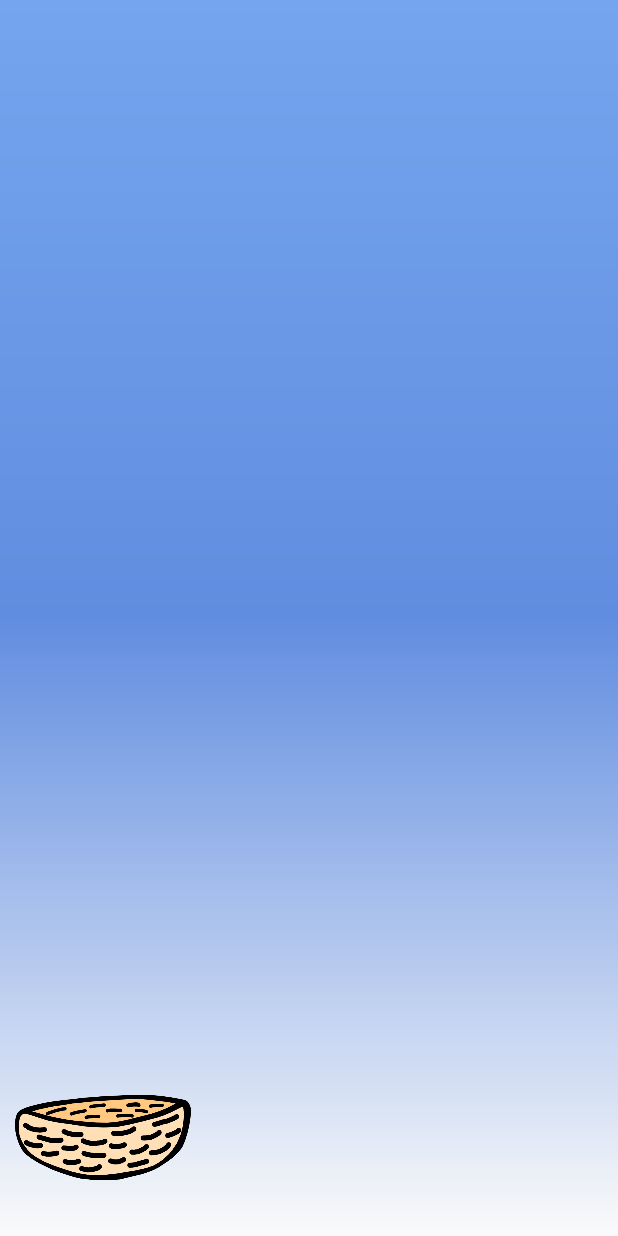
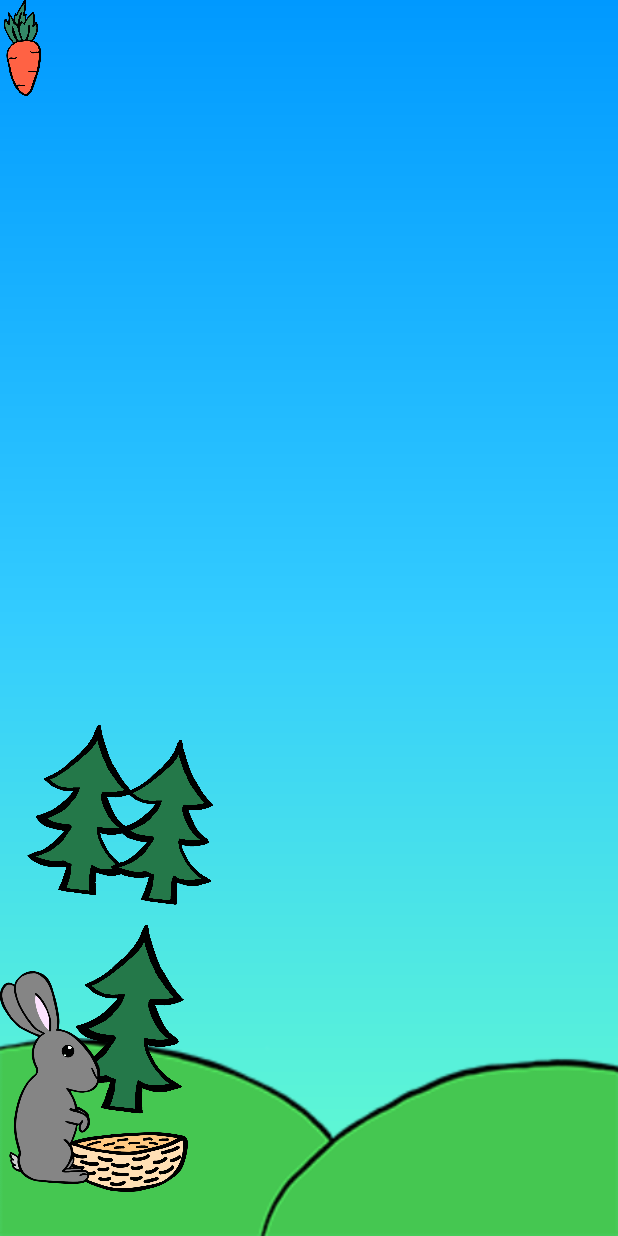
Before and after one commit to Louxis/MillysAdventures, an Android app: the layout activity_falling_carrots.xml on its own in the app's theme, with its tools: preview values and no code run, on a phone screen of 412 x 824 dp. Run offline under Robolectric (Android 15) with nearby library versions, the phone set to English and light mode, and no system bars.

Commit message:
Added more resources and added basic testing imageViews for carrot colision. Added new gradient. Cleaned FallingCarrots code.

```diff
--- a/app/src/main/res/drawable/backgroud_grad.xml
+++ b/app/src/main/res/drawable/backgroud_grad.xml
@@ -2,9 +2,9 @@
 <shape xmlns:android="http://schemas.android.com/apk/res/android"
     android:shape="rectangle">
     <gradient
-        android:startColor="#75a5ee"
-        android:centerColor="#618de0"
-
+        android:startColor="#0099ff"
+        android:centerColor="#33ccff"
+        android:endColor="#66ffcc"
         android:angle="270"
         android:type="linear"/>
 
--- a/app/src/main/res/layout/activity_falling_carrots.xml
+++ b/app/src/main/res/layout/activity_falling_carrots.xml
@@ -12,6 +12,7 @@
 
     <!-- This FrameLayout insets its children based on system windows using
          android:fitsSystemWindows. -->
+
     <android.support.constraint.ConstraintLayout
         android:id="@+id/fullscreen_content"
         android:layout_width="match_parent"
@@ -19,28 +20,109 @@
         android:visibility="visible">
 
         <ImageView
+            android:id="@+id/hillsImageView"
+            android:layout_width="match_parent"
+            android:layout_height="132dp"
+            android:background="@drawable/cm_hills80"
+            app:layout_constraintBottom_toBottomOf="parent"
+            app:layout_constraintEnd_toEndOf="parent"
+            app:layout_constraintHorizontal_bias="0.0"
+            app:layout_constraintStart_toStartOf="parent"
+            app:layout_constraintTop_toTopOf="parent"
+            app:layout_constraintVertical_bias="1.0" />
+
+        <ImageView
+            android:id="@+id/pine1ImageView"
+            android:layout_width="86dp"
+            android:layout_height="171dp"
+            android:layout_marginTop="8dp"
+            android:contentDescription="@string/pine1"
+            android:visibility="visible"
+            app:layout_constraintBottom_toBottomOf="parent"
+            app:layout_constraintEnd_toEndOf="parent"
+            app:layout_constraintHorizontal_bias="0.031"
+            app:layout_constraintStart_toStartOf="parent"
+            app:layout_constraintTop_toTopOf="parent"
+            app:layout_constraintVertical_bias="0.703"
+            app:srcCompat="@drawable/pinetree2" />
+
+        <ImageView
+            android:id="@+id/pine2ImageView"
+            android:layout_width="83dp"
+            android:layout_height="174dp"
+            android:layout_marginTop="8dp"
+            android:contentDescription="@string/pine2"
+            android:visibility="visible"
+            app:layout_constraintBottom_toBottomOf="parent"
+            app:layout_constraintEnd_toEndOf="parent"
+            app:layout_constraintHorizontal_bias="0.2"
+            app:layout_constraintStart_toStartOf="parent"
+            app:layout_constraintTop_toTopOf="parent"
+            app:layout_constraintVertical_bias="0.717"
+            app:srcCompat="@drawable/pinetree2" />
+
+        <ImageView
+            android:id="@+id/pine3ImageView"
+            android:layout_width="95dp"
+            android:layout_height="192dp"
+            android:layout_marginBottom="8dp"
+            android:layout_marginEnd="8dp"
+            android:layout_marginTop="8dp"
+            android:contentDescription="@string/pine3"
+            android:visibility="visible"
+            app:layout_constraintBottom_toBottomOf="parent"
+            app:layout_constraintEnd_toEndOf="parent"
+            app:layout_constraintHorizontal_bias="0.114"
+            app:layout_constraintStart_toStartOf="parent"
+            app:layout_constraintTop_toTopOf="parent"
+            app:layout_constraintVertical_bias="0.947"
+            app:srcCompat="@drawable/pinetree2" />
+        <ImageView
             android:id="@+id/basketImageView"
-            android:layout_width="117dp"
-            android:layout_height="71dp"
+            android:layout_width="82dp"
+            android:layout_height="41dp"
             android:layout_marginBottom="8dp"
+            android:layout_marginEnd="8dp"
+            android:layout_marginStart="8dp"
             android:layout_marginTop="8dp"
             android:contentDescription="@string/bunny_basket"
             android:scaleType="fitCenter"
             android:visibility="visible"
             app:layout_constraintBottom_toBottomOf="parent"
-            app:layout_constraintHorizontal_bias="0.033"
-            app:layout_constraintLeft_toLeftOf="parent"
-            app:layout_constraintRight_toRightOf="parent"
+            app:layout_constraintEnd_toEndOf="parent"
+            app:layout_constraintHorizontal_bias="0.113"
+            app:layout_constraintStart_toStartOf="parent"
             app:layout_constraintTop_toTopOf="parent"
-            app:layout_constraintVertical_bias="0.97"
+            app:layout_constraintVertical_bias="0.973"
             app:srcCompat="@drawable/basket80" />
+
+        <ImageView
+            android:id="@+id/bunny2ImageView"
+            android:layout_width="73dp"
+            android:layout_height="142dp"
+            android:layout_marginBottom="8dp"
+            android:layout_marginEnd="56dp"
+            android:layout_marginTop="8dp"
+            android:contentDescription="@string/bunny2"
+            app:layout_constraintBottom_toBottomOf="parent"
+            app:layout_constraintEnd_toEndOf="@+id/basketImageView"
+            app:layout_constraintTop_toTopOf="parent"
+            app:layout_constraintVertical_bias="0.96"
+            app:srcCompat="@drawable/bunny280" />
+
+        <ImageView
+            android:id="@+id/carrotImageView"
+            android:layout_width="30dp"
+            android:layout_height="64dp"
+            app:srcCompat="@drawable/carrot80"
+            tools:layout_editor_absoluteX="503dp"
+            tools:layout_editor_absoluteY="279dp" />
     </android.support.constraint.ConstraintLayout>
 
     <FrameLayout
         android:layout_width="match_parent"
         android:layout_height="match_parent"
-        android:fitsSystemWindows="true"
-        android:visibility="invisible">
+        android:fitsSystemWindows="true">
 
         <LinearLayout
             android:id="@+id/fullscreen_content_controls"
@@ -54,6 +136,7 @@
             tools:ignore="UselessParent">
 
         </LinearLayout>
+
     </FrameLayout>
 
 </FrameLayout>
--- a/app/src/main/res/values/strings.xml
+++ b/app/src/main/res/values/strings.xml
@@ -5,4 +5,8 @@
     <string name="dummy_button">Dummy Button</string>
     <string name="dummy_content">DUMMY\nCONTENT</string>
     <string name="bunny_basket">Bunny Carrot Basket</string>
+    <string name="bunny2">Grey Bunny</string>
+    <string name="pine1">Pine Tree 1</string>
+    <string name="pine3">Pine Tree 3</string>
+    <string name="pine2">Pine Tree 2</string>
 </resources>
```
Also changed, not shown: app/src/main/java/com/milly/cm/millysadventures/FallingCarrots.java (+3 -84 lines), app/src/main/res/drawable/bunny280.png (added), app/src/main/res/drawable/carrot80.png (added), app/src/main/res/drawable/cm_hills80.png (added), app/src/main/res/drawable/pinetree1.png (added), app/src/main/res/drawable/pinetree2.png (added), app/src/main/res/drawable/pinetree3.png (added).
